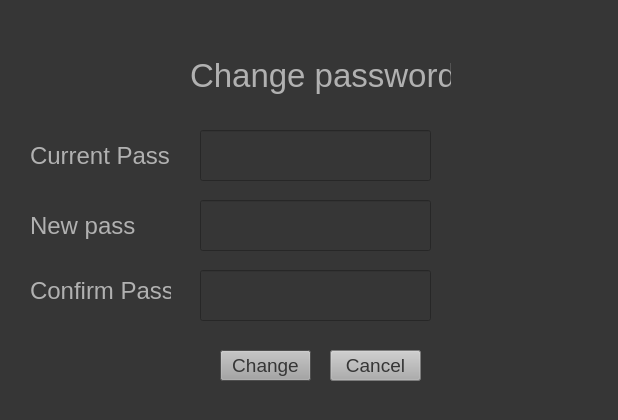
This is UI/change_pass.ui in ShallowSmile1/Lab_def_inf as Qt 5 draws it before an edit. The edited form follows.
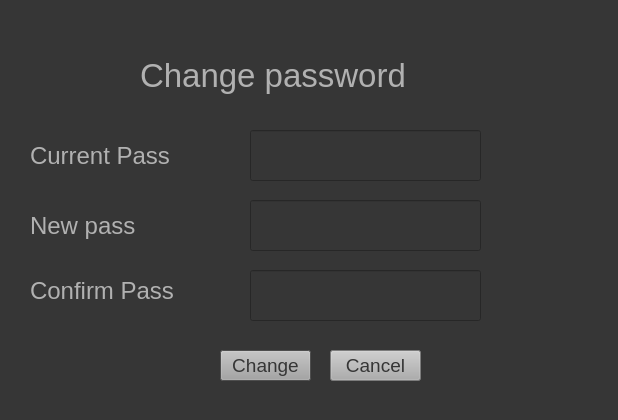
This is the edited form.

Diff of the .ui file:
```diff
--- a/UI/change_pass.ui
+++ b/UI/change_pass.ui
@@ -21,9 +21,9 @@
   <widget class="QLabel" name="label">
    <property name="geometry">
     <rect>
-     <x>190</x>
+     <x>140</x>
      <y>50</y>
-     <width>261</width>
+     <width>331</width>
      <height>51</height>
     </rect>
    </property>
@@ -55,7 +55,7 @@
     <rect>
      <x>30</x>
      <y>270</y>
-     <width>141</width>
+     <width>181</width>
      <height>41</height>
     </rect>
    </property>
@@ -69,7 +69,7 @@
   <widget class="QLineEdit" name="new_pass">
    <property name="geometry">
     <rect>
-     <x>200</x>
+     <x>250</x>
      <y>200</y>
      <width>231</width>
      <height>51</height>
@@ -82,7 +82,7 @@
   <widget class="QLineEdit" name="confirm">
    <property name="geometry">
     <rect>
-     <x>200</x>
+     <x>250</x>
      <y>270</y>
      <width>231</width>
      <height>51</height>
@@ -132,7 +132,7 @@
     <rect>
      <x>30</x>
      <y>140</y>
-     <width>151</width>
+     <width>181</width>
      <height>31</height>
     </rect>
    </property>
@@ -146,7 +146,7 @@
   <widget class="QLineEdit" name="old_pass">
    <property name="geometry">
     <rect>
-     <x>200</x>
+     <x>250</x>
      <y>130</y>
      <width>231</width>
      <height>51</height>
```
